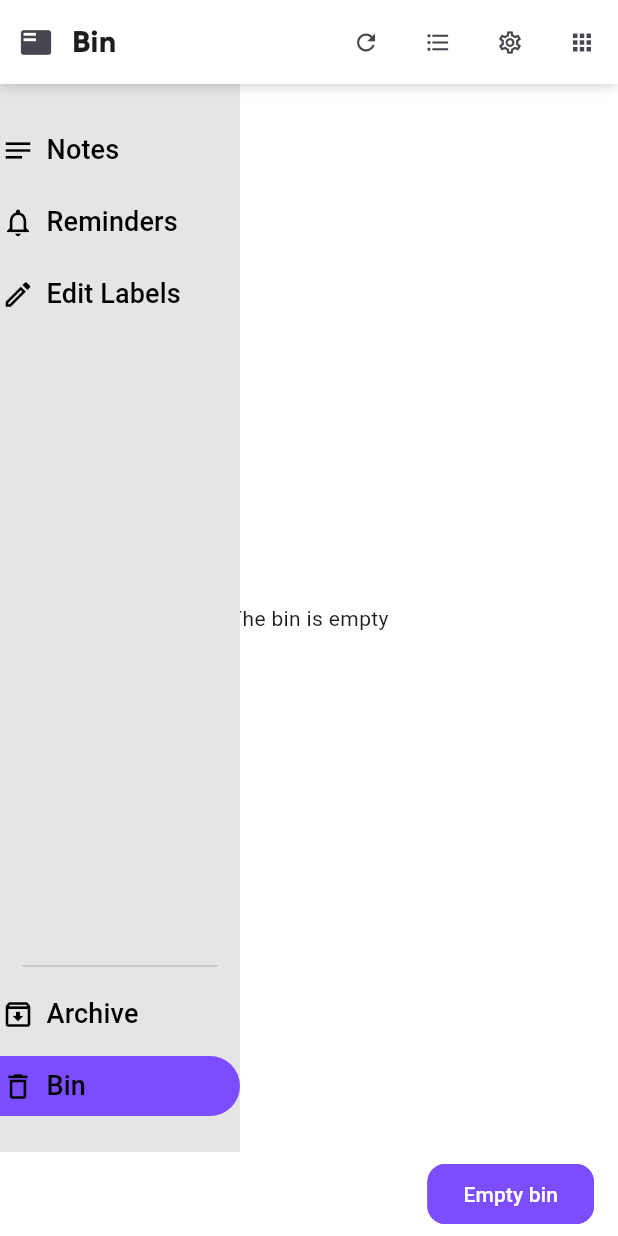
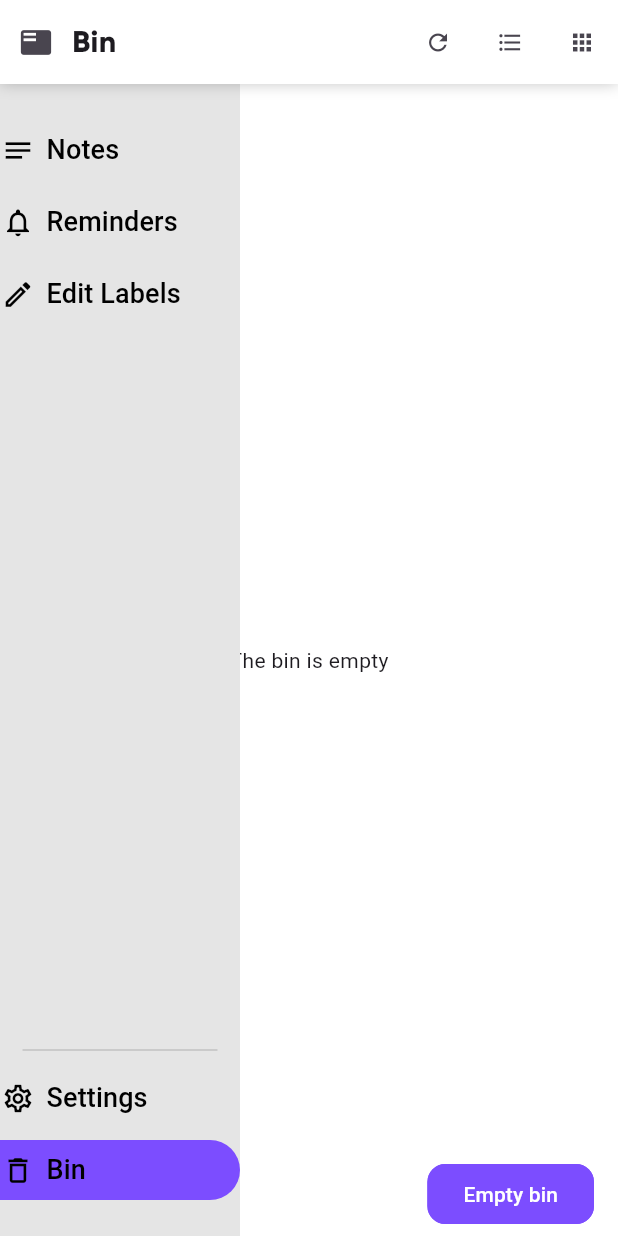
Before and after one commit to AnshulSojitra/FlutterToDoApp, a Flutter app: the Bin screen opened directly, on a phone screen of 412 x 824 dp. Run offline on Flutter 3.47's test engine with Material 3 defaults, Android fonts, the phone set to English and light mode, and no system bars; our stand-ins replace flutter_typeahead; Roboto replaces fonts that are missing (RobotoFont).

Commit message:
4-july-2025

```diff
--- a/lib/pages/Bin.dart
+++ b/lib/pages/Bin.dart
@@ -91,7 +91,7 @@ class _BinState extends State<Bin> {
       ...NoteStore.labels
     ];
     sidebarLowerItems=[
-      {'variant':'plain','text':'Archive','icon':Icons.archive_outlined,'onpage':false,'onPress':(){}},
+      {'variant':'plain','text':'Settings','icon':Icons.settings_outlined,'onpage':false,'onPress':(){}},
       {'variant':'plain','text':'Bin','icon':Icons.delete_outline,'onpage':true,'onPress':(){}},
     ];
     focusNode1.addListener(() {
@@ -152,18 +152,7 @@ class _BinState extends State<Bin> {
 
     return
       Scaffold(
-        bottomNavigationBar: ThFooter(
-          rightWidgets: [
-            ThButton(
-              variant: 'primary',
-              text: 'Empty bin',
-              onPress: (){
-                setState(() {
-                  NoteStore.deletedItems.clear();
-                });
-              },
-            )
-        ],),
+
         backgroundColor: Colors.white,
         appBar: ThAppBar(
           leftWidgets: [
@@ -201,17 +190,8 @@ class _BinState extends State<Bin> {
               onPressed: toggleview,
               constraints: BoxConstraints(
                 minWidth: 20,
-
               ),
             ),//ListView
-            IconButton(
-              icon: Icon(Icons.settings_outlined,size:18,),
-              tooltip: 'Settings',
-              onPressed: () {},
-              constraints: BoxConstraints(
-                minWidth:20,
-              ),
-            ),//Settings
             IconButton(
               icon: Icon(Icons.apps,size:18,),
               tooltip: 'Apps',
@@ -339,7 +319,23 @@ class _BinState extends State<Bin> {
                     ),
                   ],
                 ),
-
+                Positioned(
+                  bottom: 0,
+                  left: 0,
+                  right: 0,
+                    child:ThFooter(
+                      rightWidgets: [
+                        ThButton(
+                          variant: 'primary',
+                          text: 'Empty bin',
+                          onPress: (){
+                            setState(() {
+                              NoteStore.deletedItems.clear();
+                            });
+                          },
+                        )
+                      ],),
+                ),
                 if (opensidebar)
                   Positioned(
                     top: 0,
@@ -376,18 +372,6 @@ class _BinState extends State<Bin> {
           } else {
             return Scaffold(
             backgroundColor: Colors.white,
-              bottomNavigationBar: ThFooter(
-                rightWidgets: [
-                  ThButton(
-                    variant: 'primary',
-                    text: 'Empty bin',
-                    onPress: (){
-                      setState(() {
-                        NoteStore.deletedItems.clear();
-                      });
-                    },
-                  )
-                ],),
             appBar: ThAppBar(
               leftWidgets: [
                 IconButton(icon:Icon(Icons.featured_play_list,size:  screenwidth<=990?20:30,),onPressed: (){
@@ -431,14 +415,7 @@ class _BinState extends State<Bin> {
 
                   ),
                 ),
-                IconButton(
-                  icon: Icon(Icons.settings_outlined,size:20,),
-                  tooltip: 'Settings',
-                  onPressed: () {},
-                  constraints: BoxConstraints(
-                    minWidth: screenwidth<=990?screenwidth*0.02:20,
-                  ),
-                ),
+
                 IconButton(
                   icon: Icon(Icons.apps,size:20,),
                   tooltip: 'Apps',
@@ -452,6 +429,23 @@ class _BinState extends State<Bin> {
             ),
             body: Stack(
               children: [
+                Positioned(
+                  bottom: 0,
+                  left: 0,
+                  right: 0,
+                  child:ThFooter(
+                    rightWidgets: [
+                      ThButton(
+                        variant: 'primary',
+                        text: 'Empty bin',
+                        onPress: (){
+                          setState(() {
+                            NoteStore.deletedItems.clear();
+                          });
+                        },
+                      )
+                    ],),
+                ),
                 Row(
                   crossAxisAlignment: CrossAxisAlignment.start,
                   mainAxisAlignment: MainAxisAlignment.start,
```
